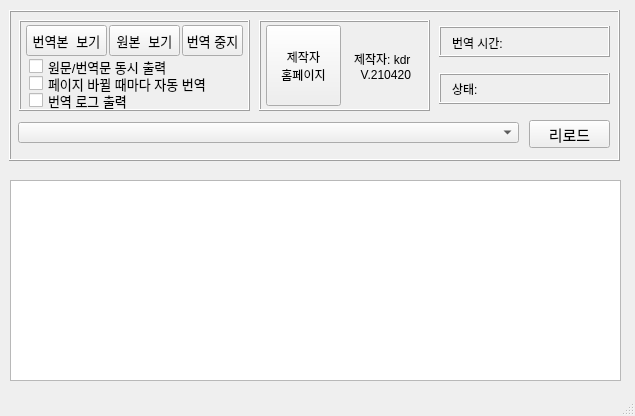
Above: UI_MAIN.ui from kdrkdrkdr/EhndWebTranslate before the change. Below: the same form after it.
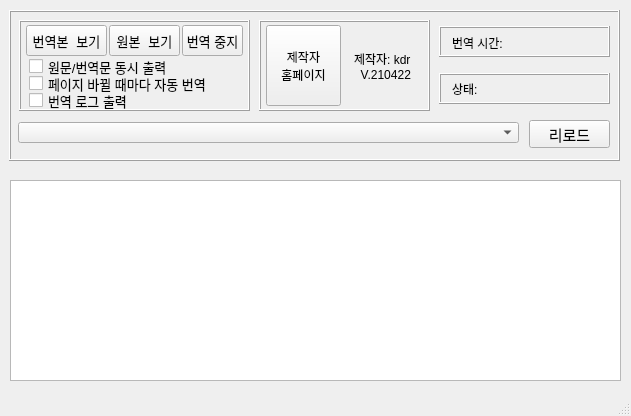
That is the form after the change.

What changed in the file:
```diff
--- a/UI_MAIN.ui
+++ b/UI_MAIN.ui
@@ -9,7 +9,7 @@
    <rect>
     <x>0</x>
     <y>0</y>
-    <width>635</width>
+    <width>631</width>
     <height>416</height>
    </rect>
   </property>
@@ -315,7 +315,7 @@
       </property>
       <property name="text">
        <string>제작자: kdr 
-  V.210420</string>
+  V.210422</string>
       </property>
      </widget>
      <widget class="QPushButton" name="go_dev_page">
```
